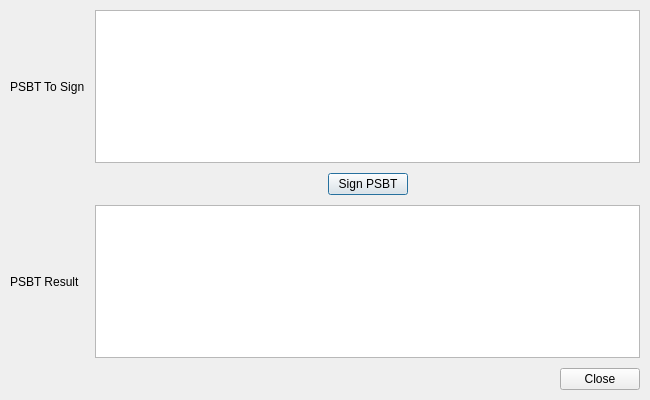
The window that hwilib/ui/signpsbtdialog.ui (bitcoin-core/HWI) describes before a commit, drawn with Qt 5.
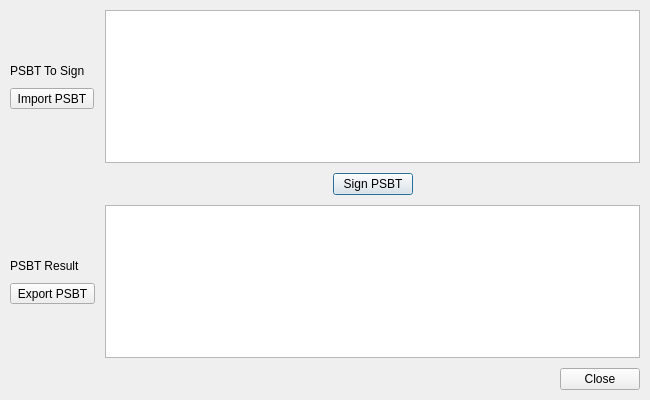
The same window after the commit.

Commit message: Add buttons to psbt dialog

```diff
--- a/hwilib/ui/signpsbtdialog.ui
+++ b/hwilib/ui/signpsbtdialog.ui
@@ -54,6 +54,16 @@
        </property>
       </widget>
      </item>
+     <item>
+      <widget class="QToolButton" name="import_toolbutton">
+       <property name="text">
+        <string>Import PSBT</string>
+       </property>
+       <property name="popupMode">
+        <enum>QToolButton::InstantPopup</enum>
+       </property>
+      </widget>
+     </item>
      <item>
       <spacer name="verticalSpacer">
        <property name="orientation">
@@ -94,6 +104,16 @@
        </property>
       </widget>
      </item>
+     <item>
+      <widget class="QToolButton" name="export_toolbutton">
+       <property name="text">
+        <string>Export PSBT</string>
+       </property>
+       <property name="popupMode">
+        <enum>QToolButton::InstantPopup</enum>
+       </property>
+      </widget>
+     </item>
      <item>
       <spacer name="verticalSpacer_4">
        <property name="orientation">
```
Left out of the diff: 40 changed lines with no effect on the pictures. The commit also changes 1 other file.
